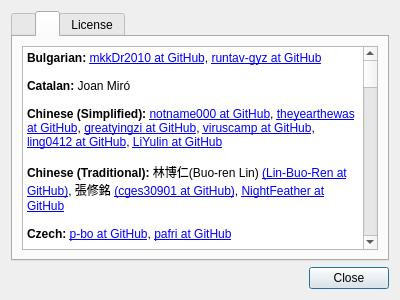
vecnathewhisperd0/FeatherPad, file featherpad/about.ui: the form before one commit.
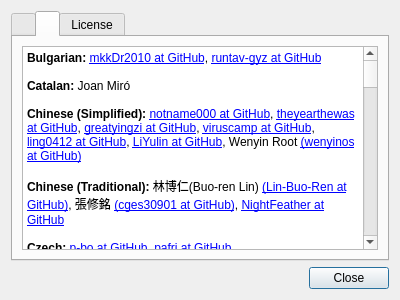
The form after the commit. The open tabs and pages were chosen to show the change.

What changed in the file:
```diff
--- a/featherpad/about.ui
+++ b/featherpad/about.ui
@@ -101,7 +101,7 @@
 &lt;p style=&quot;-qt-paragraph-type:empty; margin-top:0px; margin-bottom:0px; margin-left:0px; margin-right:0px; -qt-block-indent:0; text-indent:0px;&quot;&gt;&lt;br /&gt;&lt;/p&gt;
 &lt;p style=&quot; margin-top:0px; margin-bottom:0px; margin-left:0px; margin-right:0px; -qt-block-indent:0; text-indent:0px;&quot;&gt;&lt;span style=&quot; font-weight:600;&quot;&gt;Catalan:&lt;/span&gt; Joan Miró&lt;/p&gt;
 &lt;p style=&quot;-qt-paragraph-type:empty; margin-top:0px; margin-bottom:0px; margin-left:0px; margin-right:0px; -qt-block-indent:0; text-indent:0px;&quot;&gt;&lt;br /&gt;&lt;/p&gt;
-&lt;p style=&quot; margin-top:0px; margin-bottom:0px; margin-left:0px; margin-right:0px; -qt-block-indent:0; text-indent:0px;&quot;&gt;&lt;span style=&quot; font-weight:600;&quot;&gt;Chinese (Simplified):&lt;/span&gt; &lt;a href=&quot;https://github.com/notname000&quot;&gt;notname000 at GitHub&lt;/a&gt;, &lt;a href=&quot;https://github.com/theyearthewas&quot;&gt;theyearthewas at GitHub&lt;/a&gt;, &lt;a href=&quot;https://github.com/greatyingzi&quot;&gt;greatyingzi at GitHub&lt;/a&gt;, &lt;a href=&quot;https://github.com/viruscamp&quot;&gt;viruscamp at GitHub&lt;/a&gt;, &lt;a href=&quot;https://github.com/ling0412&quot;&gt;ling0412 at GitHub&lt;/a&gt;, &lt;a href=&quot;https://github.com/LiYulin-s&quot;&gt;LiYulin at GitHub&lt;/a&gt;&lt;/p&gt;
+&lt;p style=&quot; margin-top:0px; margin-bottom:0px; margin-left:0px; margin-right:0px; -qt-block-indent:0; text-indent:0px;&quot;&gt;&lt;span style=&quot; font-weight:600;&quot;&gt;Chinese (Simplified):&lt;/span&gt; &lt;a href=&quot;https://github.com/notname000&quot;&gt;notname000 at GitHub&lt;/a&gt;, &lt;a href=&quot;https://github.com/theyearthewas&quot;&gt;theyearthewas at GitHub&lt;/a&gt;, &lt;a href=&quot;https://github.com/greatyingzi&quot;&gt;greatyingzi at GitHub&lt;/a&gt;, &lt;a href=&quot;https://github.com/viruscamp&quot;&gt;viruscamp at GitHub&lt;/a&gt;, &lt;a href=&quot;https://github.com/ling0412&quot;&gt;ling0412 at GitHub&lt;/a&gt;, &lt;a href=&quot;https://github.com/LiYulin-s&quot;&gt;LiYulin at GitHub&lt;/a&gt;, Wenyin Root &lt;a href=&quot;https://github.com/wenyinos&quot;&gt;(wenyinos at GitHub)&lt;/a&gt;&lt;/p&gt;
 &lt;p style=&quot;-qt-paragraph-type:empty; margin-top:0px; margin-bottom:0px; margin-left:0px; margin-right:0px; -qt-block-indent:0; text-indent:0px;&quot;&gt;&lt;br /&gt;&lt;/p&gt;
 &lt;p style=&quot; margin-top:0px; margin-bottom:0px; margin-left:0px; margin-right:0px; -qt-block-indent:0; text-indent:0px;&quot;&gt;&lt;span style=&quot; font-weight:600;&quot;&gt;Chinese (Traditional):&lt;/span&gt; 林博仁(Buo-ren Lin) &lt;a href=&quot;https://github.com/Lin-Buo-Ren&quot;&gt;(Lin-Buo-Ren at GitHub)&lt;/a&gt;, 張修銘 &lt;a href=&quot;https://github.com/cges30901&quot;&gt;(cges30901 at GitHub)&lt;/a&gt;, &lt;a href=&quot;https://github.com/NightFeather&quot;&gt;NightFeather at GitHub&lt;/a&gt;&lt;/p&gt;
 &lt;p style=&quot;-qt-paragraph-type:empty; margin-top:0px; margin-bottom:0px; margin-left:0px; margin-right:0px; -qt-block-indent:0; text-indent:0px;&quot;&gt;&lt;br /&gt;&lt;/p&gt;
```
